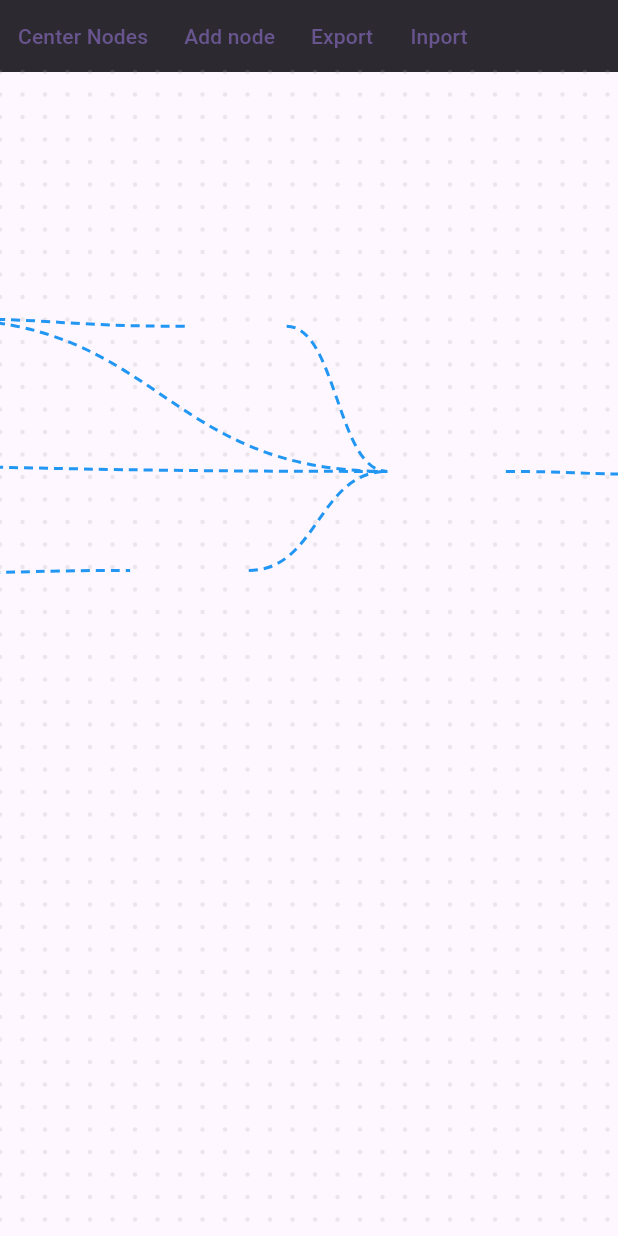
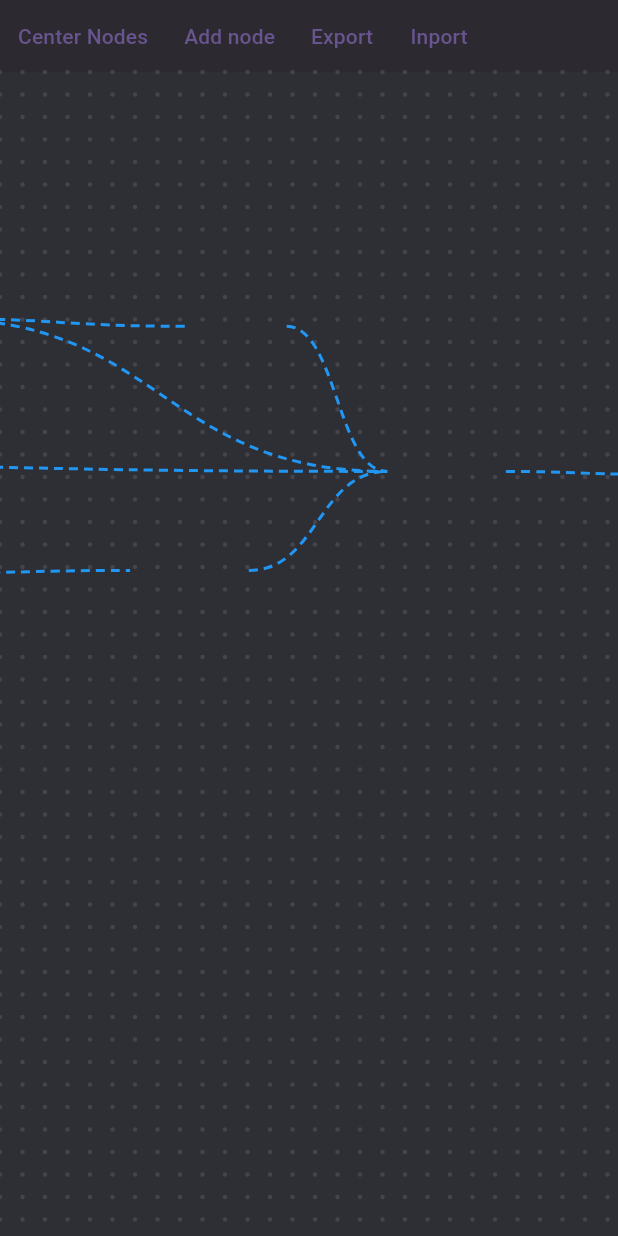
Before and after one commit to LUK3D/luke_flow_diagram, a Flutter app: the screen it shows after launch, after a tap on "Add node", after a tap on "Inport", on a phone screen of 412 x 824 dp. Run offline on Flutter 3.47's test engine with Material 3 defaults, Android fonts, the phone set to English and light mode, and no system bars.

Commit message:
feat: Set background color for Example App and make flow canvas background transparent

```diff
--- a/example/lib/main.dart
+++ b/example/lib/main.dart
@@ -21,7 +21,10 @@ class MyApp extends StatelessWidget {
       theme: ThemeData(
         colorScheme: ColorScheme.fromSeed(seedColor: Colors.deepPurple),
       ),
-      home: Scaffold(body: const LukeFlowDiagram()),
+      home: Scaffold(
+        backgroundColor: const Color.fromARGB(255, 46, 46, 53),
+        body: const LukeFlowDiagram(),
+      ),
     );
   }
 }
--- a/lib/widgets/flow_canvas.dart
+++ b/lib/widgets/flow_canvas.dart
@@ -192,6 +192,7 @@ class _LukeFlowCanvasState<T> extends State<LukeFlowCanvas<T>> {
         }
       },
       child: Scaffold(
+        backgroundColor: Colors.transparent,
         body: Stack(
           alignment: Alignment.center,
           children: [
```
